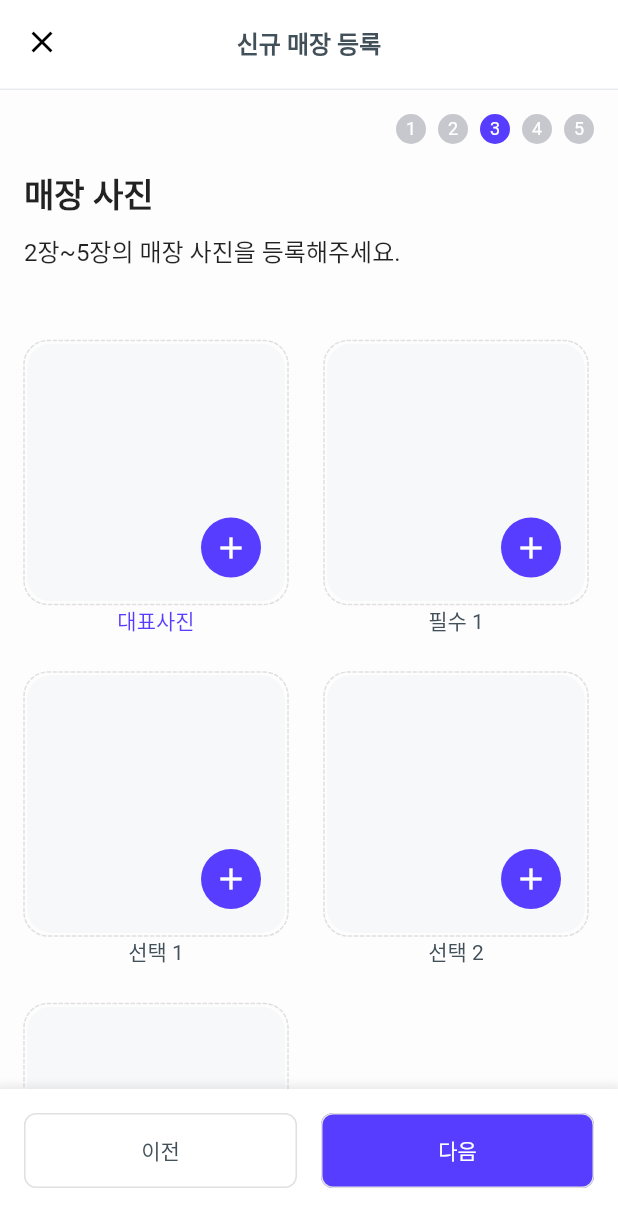
After one commit to wkdgus1164/pokerspot_partner_app, a Flutter app: the ShopProcessImageUploadView screen opened directly, on a phone screen of 412 x 824 dp. The commit adds this screen. Shown: the top 1227 px of the screen. Run offline on Flutter 3.47's test engine with Material 2 defaults, Android fonts, the phone set to English and light mode, and no system bars; drawn by our look-alikes of dotted_border; our stand-ins replace card_swiper, flutter_svg, go_router.

Commit message:
add: 신규 매장 등록 - 매장 사진

```diff
--- a/lib/common/constants/assets.dart
+++ b/lib/common/constants/assets.dart
@@ -30,6 +30,7 @@ enum Assets {
 
   // Shop Register
   newAddShop('assets/new_add_shop.svg'),
+  imageUpload('assets/image_upload.png'),
   ;
 
   const Assets(this.path);
--- a/lib/common/routes/base/shop.dart
+++ b/lib/common/routes/base/shop.dart
@@ -6,6 +6,7 @@ import 'package:pokerspot_partner_app/ui/shop/new/guide/views/guide_tab_view.dar
 import 'package:pokerspot_partner_app/ui/shop/new/intro/views/intro_view.dart';
 import 'package:pokerspot_partner_app/ui/shop/new/process/business/views/business_view.dart';
 import 'package:pokerspot_partner_app/ui/shop/new/process/essential/views/essential_view.dart';
+import 'package:pokerspot_partner_app/ui/shop/new/process/image_upload/views/image_upload_view.dart';
 
 const String shopPath = 'shop';
 
@@ -15,6 +16,7 @@ enum ShopRoutes {
 
   processBusiness('$shopPath/process/business'),
   processEssential('$shopPath/process/essential'),
+  processImageUpload('$shopPath/process/image_upload'),
   ;
 
   const ShopRoutes(this.path);
@@ -28,12 +30,29 @@ Map<String, Widget Function(BuildContext)> shopNamedRoutes = {
   ShopRoutes.processBusiness.path: (context) => const ShopProcessBusinessView(),
   ShopRoutes.processEssential.path: (context) =>
       const ShopProcessEssentialView(),
+  ShopRoutes.processImageUpload.path: (context) =>
+      const ShopProcessImageUploadView(),
 };
 
 List<RouteBase> shopRoutes = [
-  rightToLeft(ShopRoutes.newIntro.path, const ShopNewIntroView()),
-  bottomToTop(ShopRoutes.newGuide.path, const ShopNewGuideTabView()),
-  rightToLeft(ShopRoutes.processBusiness.path, const ShopProcessBusinessView()),
   rightToLeft(
-      ShopRoutes.processEssential.path, const ShopProcessEssentialView()),
+    ShopRoutes.newIntro.path,
+    const ShopNewIntroView(),
+  ),
+  bottomToTop(
+    ShopRoutes.newGuide.path,
+    const ShopNewGuideTabView(),
+  ),
+  rightToLeft(
+    ShopRoutes.processBusiness.path,
+    const ShopProcessBusinessView(),
+  ),
+  rightToLeft(
+    ShopRoutes.processEssential.path,
+    const ShopProcessEssentialView(),
+  ),
+  rightToLeft(
+    ShopRoutes.processImageUpload.path,
+    const ShopProcessImageUploadView(),
+  ),
 ];
--- a/lib/ui/shop/new/process/essential/views/essential_view.dart
+++ b/lib/ui/shop/new/process/essential/views/essential_view.dart
@@ -144,7 +144,8 @@ class ShopProcessEssentialView extends StatelessWidget {
           ),
         ],
       ),
-      child: Row(children: [
+      child: Row(
+        children: [
           Expanded(
             child: CustomButton(
               text: '이전',
@@ -158,11 +159,12 @@ class ShopProcessEssentialView extends StatelessWidget {
               text: '다음',
               customButtonTheme: CustomButtonTheme.primary,
               onPressed: () => context.pushNamed(
-              ShopRoutes.processEssential.path,
+                ShopRoutes.processImageUpload.path,
               ),
             ),
           ),
-      ]),
+        ],
+      ),
     );
   }
 }
--- /dev/null
+++ b/lib/ui/shop/new/process/image_upload/components/image_item.dart
@@ -0,0 +1,76 @@
+import 'package:dotted_border/dotted_border.dart';
+import 'package:flutter/material.dart';
+import 'package:pokerspot_partner_app/common/constants/sizes.dart';
+import 'package:pokerspot_partner_app/common/theme/color.dart';
+import 'package:pokerspot_partner_app/common/theme/typography.dart';
+
+class ShopProcessImageItem extends StatelessWidget {
+  const ShopProcessImageItem({
+    super.key,
+    this.isPrimary = false,
+    this.onPressed,
+    required this.caption,
+  });
+
+  final bool isPrimary;
+  final Function()? onPressed;
+  final String caption;
+
+  @override
+  Widget build(BuildContext context) {
+    return SizedBox(
+      width: MediaQuery.of(context).size.width / 2 - 30,
+      child: Column(
+        crossAxisAlignment: CrossAxisAlignment.stretch,
+        children: [
+          AspectRatio(
+            aspectRatio: 1,
+            child: DottedBorder(
+              borderType: BorderType.RRect,
+              color: Colors.grey.shade300,
+              strokeWidth: 1,
+              radius: const Radius.circular(
+                defaultRadius * 2,
+              ),
+              child: ClipRRect(
+                borderRadius: BorderRadius.circular(defaultRadius * 2),
+                child: Stack(
+                  alignment: Alignment.bottomRight,
+                  children: [
+                    Container(
+                      width: double.infinity,
+                      decoration: BoxDecoration(
+                        color: const Color.fromRGBO(247, 248, 249, 1),
+                        borderRadius: BorderRadius.circular(defaultRadius * 2),
+                      ),
+                    ),
+                    Container(
+                      alignment: Alignment.center,
+                      width: 40,
+                      height: 40,
+                      margin: const EdgeInsets.all(padding16),
+                      decoration: BoxDecoration(
+                        color: primaryColor,
+                        borderRadius: BorderRadius.circular(30),
+                      ),
+                      child: IconButton(
+                        color: Colors.white,
+                        onPressed: onPressed,
+                        icon: const Icon(Icons.add),
+                      ),
+                    ),
+                  ],
+                ),
+              ),
+            ),
+          ),
+          Text(
+            caption,
+            style: label.copyWith(color: isPrimary ? primaryColor : textColor),
+            textAlign: TextAlign.center,
+          ),
+        ],
+      ),
+    );
+  }
+}
--- /dev/null
+++ b/lib/ui/shop/new/process/image_upload/views/image_upload_view.dart
@@ -0,0 +1,136 @@
+import 'package:dotted_border/dotted_border.dart';
+import 'package:flutter/material.dart';
+import 'package:flutter_svg/flutter_svg.dart';
+import 'package:go_router/go_router.dart';
+import 'package:pokerspot_partner_app/common/components/app_bar/app_bar.dart';
+import 'package:pokerspot_partner_app/common/components/button/custom_button.dart';
+import 'package:pokerspot_partner_app/common/constants/assets.dart';
+import 'package:pokerspot_partner_app/common/constants/sizes.dart';
+import 'package:pokerspot_partner_app/common/routes/base/shop.dart';
+import 'package:pokerspot_partner_app/common/theme/color.dart';
+import 'package:pokerspot_partner_app/common/theme/typography.dart';
+import 'package:pokerspot_partner_app/ui/shop/new/process/components/steps.dart';
+import 'package:pokerspot_partner_app/ui/shop/new/process/image_upload/components/image_item.dart';
+
+class ShopProcessImageUploadView extends StatelessWidget {
+  const ShopProcessImageUploadView({super.key});
+
+  @override
+  Widget build(BuildContext context) {
+    return Scaffold(
+      appBar: CustomAppBar(
+        customAppBarTheme: CustomAppBarTheme.white,
+        customAppBarLeftSide: CustomAppBarLeftSide.cancelButton,
+        customAppBarCenter: CustomAppBarCenter.text,
+        text: '신규 매장 등록',
+        bottom: PreferredSize(
+          preferredSize: const Size.fromHeight(1),
+          child: Divider(
+            color: borderColor,
+            height: 1,
+            thickness: 1,
+          ),
+        ),
+      ),
+      body: SafeArea(
+        child: Column(
+          children: [
+            Expanded(
+              child: SingleChildScrollView(
+                child: Container(
+                  padding: const EdgeInsets.all(padding16),
+                  color: backgroundColor,
+                  child: Column(
+                    crossAxisAlignment: CrossAxisAlignment.stretch,
+                    mainAxisSize: MainAxisSize.max,
+                    children: [
+                      const ShopProcessSteps(index: 3),
+                      const SizedBox(height: padding16),
+                      Text('매장 사진', style: headlineSmall),
+                      const SizedBox(height: padding10),
+                      Text('2장~5장의 매장 사진을 등록해주세요.', style: bodySmall),
+                      const SizedBox(height: padding48),
+                      Wrap(
+                        spacing: padding24,
+                        runSpacing: padding24,
+                        direction: Axis.horizontal,
+                        children: [
+                          ShopProcessImageItem(
+                            caption: '대표사진',
+                            isPrimary: true,
+                            onPressed: () {},
+                          ),
+                          ShopProcessImageItem(
+                            caption: '필수 1',
+                            onPressed: () {},
+                          ),
+                          ShopProcessImageItem(
+                            caption: '선택 1',
+                            onPressed: () {},
+                          ),
+                          ShopProcessImageItem(
+                            caption: '선택 2',
+                            onPressed: () {},
+                          ),
+                          ShopProcessImageItem(
+                            caption: '선택 3',
+                            onPressed: () {},
+                          ),
+                        ],
+                      ),
+                    ],
+                  ),
+                ),
+              ),
+            ),
+            _buildNextButton(context),
+          ],
+        ),
+      ),
+    );
+  }
+
+  Container _buildNextButton(BuildContext context) {
+    return Container(
+      width: double.infinity,
+      padding: const EdgeInsets.only(
+        top: padding16,
+        left: padding16,
+        right: padding16,
+        bottom: padding32,
+      ),
+      decoration: BoxDecoration(
+        color: Colors.white,
+        boxShadow: [
+          BoxShadow(
+            color: Colors.grey.withOpacity(0.2),
+            spreadRadius: 2,
+            blurRadius: 4,
+            offset: const Offset(0, -1),
+          ),
+        ],
+      ),
+      child: Row(
+        children: [
+          Expanded(
+            child: CustomButton(
+              text: '이전',
+              customButtonTheme: CustomButtonTheme.light,
+              onPressed: () => Navigator.of(context).pop(),
+            ),
+          ),
+          const SizedBox(width: padding16),
+          Expanded(
+            child: CustomButton(
+              text: '다음',
+              customButtonTheme: CustomButtonTheme.primary,
+              onPressed: () => context.pushNamed(
+                ShopRoutes.processImageUpload.path,
+              ),
+            ),
+          ),
+        ],
+      ),
+    );
+  }
+}
--- a/pubspec.yaml
+++ b/pubspec.yaml
@@ -9,6 +9,7 @@ environment:
 dependencies:
   card_swiper: ^2.0.4
   collection: ^1.17.0
+  dotted_border: ^2.0.0+3
   firebase_auth: ^4.5.0
   firebase_core: ^2.11.0
   firebase_messaging: ^14.5.0
```
Lines whose indentation alone changed are shown as unchanged.
